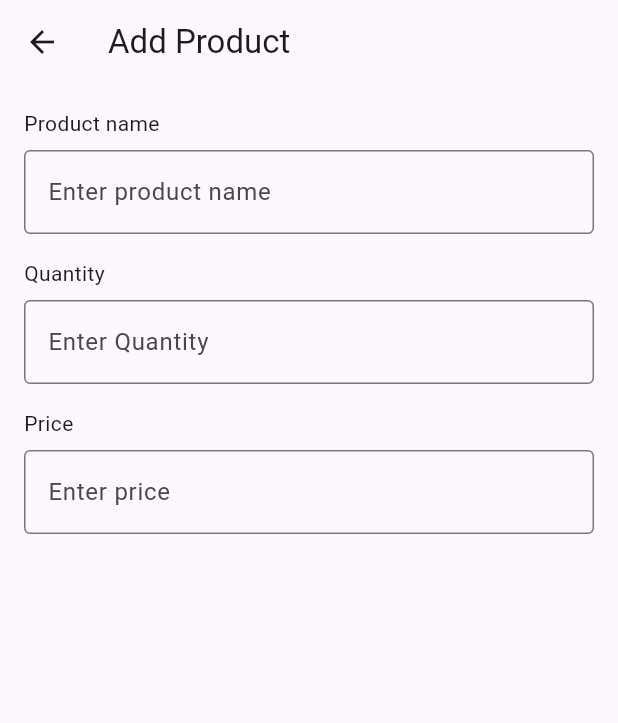
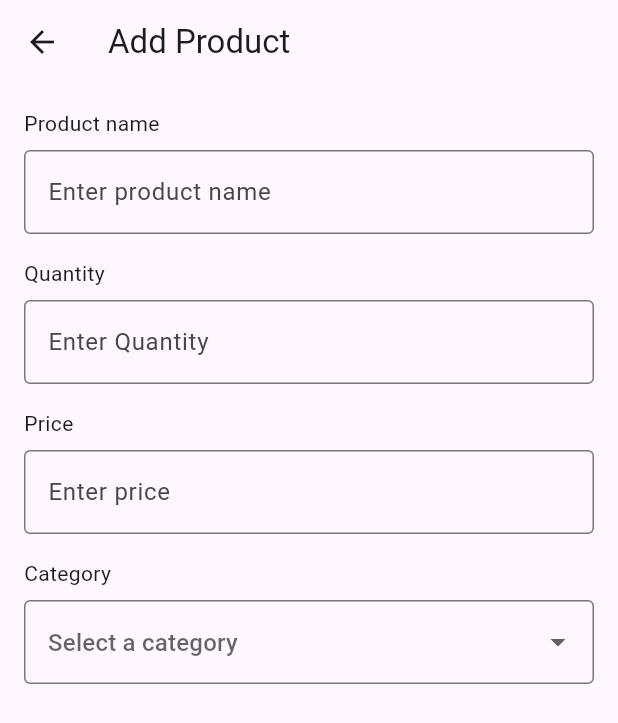
Before and after one commit to shraddhasa666/Inventory-_management_system, a Flutter app: the AddProductScreen screen opened directly, on a phone screen of 412 x 824 dp. Shown: the top 723 px of the screen. Run offline on Flutter 3.47's test engine with Material 3 defaults, Android fonts, the phone set to English and light mode, and no system bars.

Commit message:
completed category dropdown and cleaned up naming

```diff
--- a/lib/add_product_screen.dart
+++ b/lib/add_product_screen.dart
@@ -11,7 +11,15 @@ class _AddProductScreenState extends State<AddProductScreen> {
   final TextEditingController _nameController = TextEditingController();
   final TextEditingController _quantityController = TextEditingController();
   final TextEditingController _priceController = TextEditingController();
-
+  final List<String> _categories=[
+  'Tops',
+  'Bottoms',
+  'Shoes',
+  'Bags',
+  'Jewelry',
+  'Accessories',
+  ];
+  String? _selectedCategory;
   @override
   Widget build(BuildContext context) {
     return Scaffold(
@@ -54,8 +62,30 @@ class _AddProductScreenState extends State<AddProductScreen> {
             hintText: "Enter price",
            ),
           ),
+          SizedBox(height: 16),
+          Text("Category"),
+          SizedBox(height: 8,),
+          DropdownButtonFormField<String>(
+            value: _selectedCategory,
+            items: _categories.map((category){
+              return DropdownMenuItem<String>(
+                value: category,
+                child: Text(category),
+                );
+            }).toList(),
+            onChanged: (value){
+              setState(() {
+                _selectedCategory = value;
+              });
+            },
+            decoration: InputDecoration(
+              border: OutlineInputBorder(),
+              hintText: "Select a category",
+            ),
+            )
           ],
-        ),),
+        ),
+        ),
     );
   }
 }
```
